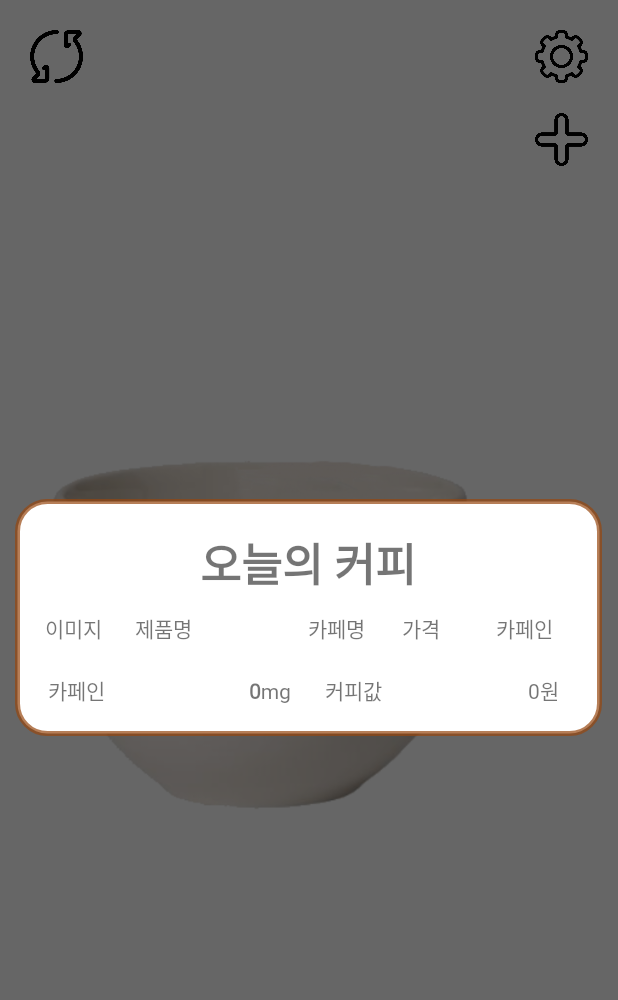
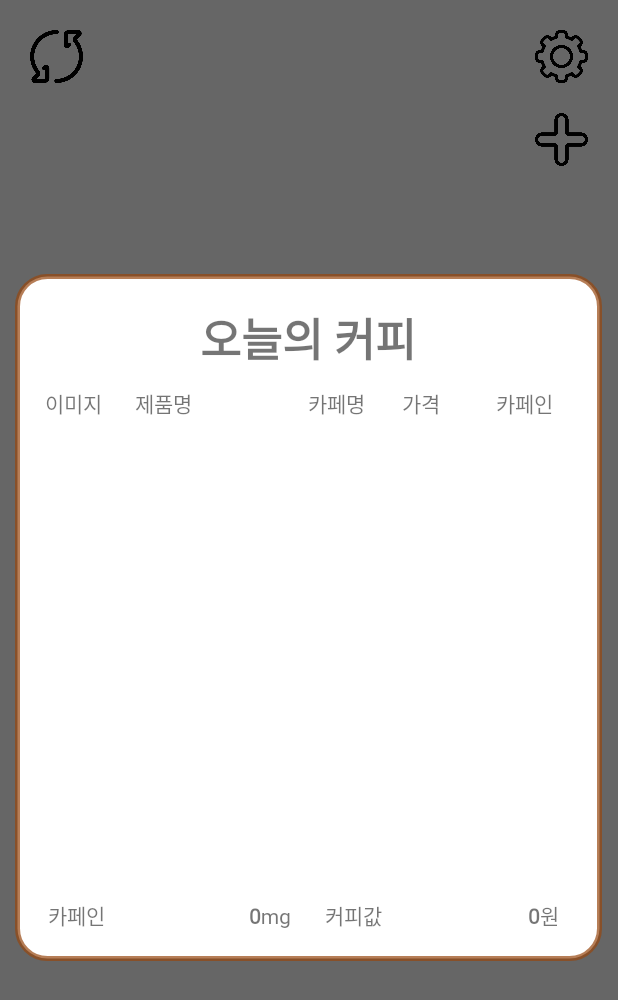
Before and after one commit to Johyebin/MadCamp_week4_Client, an Android app: the screen it shows after launch (MainActivity), after a tap on an icon or button, on a phone screen of 412 x 824 dp. Shown: the top 1000 px of the screen. Run offline under Robolectric (Android 15) with nearby library versions, the phone set to English and light mode, and no system bars; 1 statement that could not run was skipped.

Commit message:
image fixed

```diff
--- a/app/src/main/java/com/example/mad_camp_week4/MainActivity.java
+++ b/app/src/main/java/com/example/mad_camp_week4/MainActivity.java
@@ -4,6 +4,7 @@ import androidx.annotation.Nullable;
 import androidx.appcompat.app.AppCompatActivity;
 
 import android.content.Intent;
+import android.content.res.ColorStateList;
 import android.os.Bundle;
 import android.view.View;
 import android.widget.Button;
@@ -48,6 +49,7 @@ public class MainActivity extends AppCompatActivity {
     private ArrayList<String> lstResultRowId = new ArrayList<>(); // 선택되지 않은 아이템을 삭제하기 위한 rowId를 저장하는 리스트
     private ArrayList<String> lstDeleteRowId = new ArrayList<>(); // 일괄 선택된 애들을 모두 지움
     private ImageView cup_of_coffee;
+    private ColorStateList oldColor;
 
     private ImageButton setting_btn, add_btn;
     private GoodsDatabase goodsDatabase = new GoodsDatabase(); // GoodsItem을 조작하기 위한 객체 생성
@@ -89,7 +91,32 @@ public class MainActivity extends AppCompatActivity {
                 TodayCoffeeAdapter todayCoffeeAdapter = new TodayCoffeeAdapter(goodsList);
                 todayCoffeeView.setAdapter(todayCoffeeAdapter);
                 TextView caffeineTextView = dialogView.findViewById(R.id.caffeine_content_edit);
+                TextView caffeineView = dialogView.findViewById(R.id.caffeine);
+                TextView caffeinemgView = dialogView.findViewById(R.id.caffeine_mg);
+                if(oldColor == null){
+                    oldColor = caffeineTextView.getTextColors();
+                }
+                if(caffeine>400){
+                    caffeineView.setTextColor(Color.RED);
+                    caffeinemgView.setTextColor(Color.RED);
+                    caffeineTextView.setTextColor(Color.RED);
+                } else {
+                    caffeineView.setTextColor(oldColor);
+                    caffeinemgView.setTextColor(oldColor);
+                    caffeineTextView.setTextColor(oldColor);
+                }
                 TextView priceTextView = dialogView.findViewById(R.id.price_edit);
+                TextView priceView = dialogView.findViewById(R.id.price);
+                TextView priceWonView = dialogView.findViewById(R.id.price_won);
+                if(price>20000){
+                    priceView.setTextColor(Color.RED);
+                    priceWonView.setTextColor(Color.RED);
+                    priceTextView.setTextColor(Color.RED);
+                } else {
+                    priceView.setTextColor(oldColor);
+                    priceWonView.setTextColor(oldColor);
+                    priceTextView.setTextColor(oldColor);
+                }
                 caffeineTextView.setText("" + caffeine);
                 priceTextView.setText("" + price);
 
--- a/app/src/main/res/layout/today_coffee_dialog.xml
+++ b/app/src/main/res/layout/today_coffee_dialog.xml
@@ -71,7 +71,7 @@
     <androidx.recyclerview.widget.RecyclerView
         android:id="@+id/today_coffee_view"
         android:layout_width="match_parent"
-        android:layout_height="wrap_content"
+        android:layout_height="300dp"
         android:layout_marginTop="10dp"
         app:layoutManager="androidx.recyclerview.widget.LinearLayoutManager"
         app:layout_constraintEnd_toEndOf="parent"
@@ -91,6 +91,7 @@
         app:layout_constraintTop_toBottomOf="@+id/today_coffee_view">
 
         <TextView
+            android:id="@+id/caffeine"
             android:layout_width="0dp"
             android:layout_height="wrap_content"
             android:layout_weight="2"
@@ -109,6 +110,7 @@
             android:textStyle="bold" />
 
         <TextView
+            android:id="@+id/caffeine_mg"
             android:layout_width="0dp"
             android:layout_height="wrap_content"
             android:layout_weight="1"
@@ -116,6 +118,7 @@
             android:text="mg" />
 
         <TextView
+            android:id="@+id/price"
             android:layout_width="0dp"
             android:layout_height="wrap_content"
             android:layout_weight="2"
@@ -130,9 +133,11 @@
             android:layout_weight="3"
             android:fontFamily="@font/onprettynight"
             android:gravity="right"
-            android:text="0" />
+            android:text="0"
+            android:textStyle="bold"/>
 
         <TextView
+            android:id="@+id/price_won"
             android:layout_width="0dp"
             android:layout_height="wrap_content"
             android:layout_weight="1"
```
Also changed, not shown: app/src/main/res/drawable/coffee_spill.jpg (added), app/src/main/res/drawable/coffee_spill.png (deleted), app/src/main/res/drawable/round_cup.jpg (added), app/src/main/res/drawable/round_cup.png (deleted).
